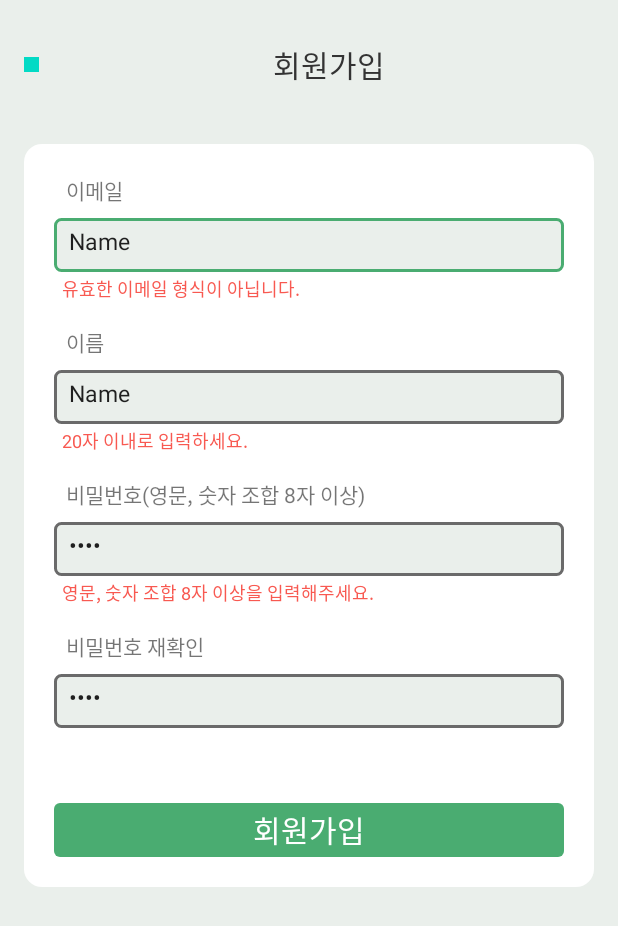
After one commit to CapstoneDesign2020/Soundee-Android, an Android app: the SignUpActivity screen opened directly, with no data from a screen before it, on a phone screen of 412 x 824 dp. The commit adds this screen. Shown: the top 926 px of the screen. Run offline under Robolectric (Android 15) with nearby library versions, the phone set to English and light mode, and no system bars.

Commit message:
[login] Sign Up View

```diff
--- /dev/null
+++ b/app/src/main/java/com/soundee/soundee/util/TextWatcher.kt
@@ -0,0 +1,22 @@
+package com.soundee.soundee.util
+
+import android.content.Context
+import android.text.Editable
+import android.text.TextWatcher
+import android.util.Log
+import android.widget.TextView
+import androidx.core.content.ContextCompat
+import com.soundee.soundee.R
+
+class CheckTextWatcher  (private val change: () -> Unit) : TextWatcher {
+
+    override fun afterTextChanged(s: Editable?) {
+    }
+
+    override fun beforeTextChanged(s: CharSequence?, start: Int, count: Int, after: Int) {
+    }
+
+    override fun onTextChanged(s: CharSequence?, start: Int, before: Int, count: Int) {
+        change()
+    }
+}
--- a/app/src/main/res/layout/activity_login.xml
+++ b/app/src/main/res/layout/activity_login.xml
@@ -8,7 +8,7 @@
     tools:context=".login.LoginActivity">
 
     <include
-        android:id="@+id/include"
+        android:id="@+id/actionbar_login"
         layout="@layout/actionbar_all_gotoback"
         app:layout_constraintEnd_toEndOf="parent"
         app:layout_constraintStart_toStartOf="parent"
@@ -25,7 +25,7 @@
         android:background="@drawable/border_white_12"
         app:layout_constraintEnd_toEndOf="parent"
         app:layout_constraintStart_toStartOf="parent"
-        app:layout_constraintTop_toBottomOf="@+id/include">
+        app:layout_constraintTop_toBottomOf="@+id/actionbar_login">
 
         <TextView
             android:id="@+id/txt_login_email"
--- /dev/null
+++ b/app/src/main/res/layout/activity_sign_up.xml
@@ -0,0 +1,208 @@
+<?xml version="1.0" encoding="utf-8"?>
+<androidx.constraintlayout.widget.ConstraintLayout xmlns:android="http://schemas.android.com/apk/res/android"
+    xmlns:app="http://schemas.android.com/apk/res-auto"
+    xmlns:tools="http://schemas.android.com/tools"
+    android:layout_width="match_parent"
+    android:layout_height="match_parent"
+    android:background="@color/colorBackgroundGreen"
+    tools:context=".login.SignUpActivity">
+
+    <include
+        android:id="@+id/actionbar_signup"
+        layout="@layout/actionbar_all_gotoback"
+        app:layout_constraintEnd_toEndOf="parent"
+        app:layout_constraintStart_toStartOf="parent"
+        app:layout_constraintTop_toTopOf="parent" />
+
+    <androidx.constraintlayout.widget.ConstraintLayout
+        android:layout_width="0dp"
+        android:layout_height="wrap_content"
+        android:layout_marginStart="16dp"
+        android:layout_marginTop="30dp"
+        android:layout_marginEnd="16dp"
+        android:background="@drawable/border_white_12"
+        app:layout_constraintEnd_toEndOf="parent"
+        app:layout_constraintStart_toStartOf="parent"
+        app:layout_constraintTop_toBottomOf="@+id/actionbar_signup">
+
+        <TextView
+            android:id="@+id/txt_signup_email"
+            android:layout_width="wrap_content"
+            android:layout_height="wrap_content"
+            android:layout_marginStart="8dp"
+            android:layout_marginTop="20dp"
+            android:autoSizeMaxTextSize="13dp"
+            android:text="이메일"
+            app:layout_constraintStart_toStartOf="@+id/edt_signup_email"
+            app:layout_constraintTop_toTopOf="parent" />
+
+        <EditText
+            android:id="@+id/edt_signup_email"
+            android:layout_width="0dp"
+            android:layout_height="36dp"
+            android:layout_marginStart="20dp"
+            android:layout_marginTop="8dp"
+            android:layout_marginEnd="20dp"
+            android:background="@drawable/border_gray_line_4"
+            android:ems="10"
+            android:inputType="textWebEmailAddress|textEmailAddress"
+            android:paddingHorizontal="10dp"
+            android:paddingVertical="10dp"
+            android:text="Name"
+            android:textSize="15dp"
+            app:layout_constraintEnd_toEndOf="parent"
+            app:layout_constraintStart_toStartOf="parent"
+            app:layout_constraintTop_toBottomOf="@+id/txt_signup_email" />
+
+        <TextView
+            android:id="@+id/txt_signup_check_email"
+            android:layout_width="wrap_content"
+            android:layout_height="wrap_content"
+            android:layout_marginStart="5dp"
+            android:layout_marginTop="2dp"
+            android:text="유효한 이메일 형식이 아닙니다."
+            android:textColor="@color/colorRed"
+            android:textSize="12dp"
+            app:layout_constraintStart_toStartOf="@+id/edt_signup_email"
+            app:layout_constraintTop_toBottomOf="@+id/edt_signup_email" />
+
+        <TextView
+            android:id="@+id/txt_signup_name"
+            android:layout_width="32dp"
+            android:layout_height="0dp"
+            android:layout_marginStart="8dp"
+            android:layout_marginTop="16dp"
+            android:autoSizeMaxTextSize="13dp"
+            android:text="이름"
+            app:layout_constraintStart_toStartOf="@+id/edt_signup_name"
+            app:layout_constraintTop_toBottomOf="@+id/txt_signup_check_email" />
+
+        <EditText
+            android:id="@+id/edt_signup_name"
+            android:layout_width="0dp"
+            android:layout_height="36dp"
+            android:layout_marginTop="8dp"
+            android:layout_marginEnd="20dp"
+            android:background="@drawable/border_gray_line_4"
+            android:ems="10"
+            android:inputType="textPersonName|textEmailAddress"
+            android:paddingHorizontal="10dp"
+            android:paddingVertical="10dp"
+            android:text="Name"
+            android:textSize="15dp"
+            app:layout_constraintEnd_toEndOf="parent"
+            app:layout_constraintStart_toStartOf="@+id/edt_signup_email"
+            app:layout_constraintTop_toBottomOf="@+id/txt_signup_name" />
+
+        <TextView
+            android:id="@+id/txt_signup_check_name"
+            android:layout_width="wrap_content"
+            android:layout_height="wrap_content"
+            android:layout_marginStart="5dp"
+            android:layout_marginTop="2dp"
+            android:text="20자 이내로 입력하세요."
+            android:textColor="@color/colorRed"
+            android:textSize="12dp"
+            app:layout_constraintStart_toStartOf="@+id/edt_signup_name"
+            app:layout_constraintTop_toBottomOf="@+id/edt_signup_name" />
+
+        <TextView
+            android:id="@+id/txt_signup_password"
+            android:layout_width="wrap_content"
+            android:layout_height="wrap_content"
+            android:layout_marginStart="8dp"
+            android:layout_marginTop="16dp"
+            android:autoSizeMaxTextSize="13dp"
+            android:text="비밀번호(영문, 숫자 조합 8자 이상)"
+            app:layout_constraintStart_toStartOf="@+id/edt_signup_password"
+            app:layout_constraintTop_toBottomOf="@+id/txt_signup_check_name" />
+
+        <EditText
+            android:id="@+id/edt_signup_password"
+            android:layout_width="0dp"
+            android:layout_height="36dp"
+            android:layout_marginTop="8dp"
+            android:layout_marginEnd="20dp"
+            android:background="@drawable/border_gray_line_4"
+            android:ems="10"
+            android:inputType="textWebPassword"
+            android:paddingHorizontal="10dp"
+            android:paddingVertical="10dp"
+            android:text="Name"
+            android:textSize="15dp"
+            app:layout_constraintEnd_toEndOf="parent"
+            app:layout_constraintStart_toStartOf="@+id/edt_signup_name"
+            app:layout_constraintTop_toBottomOf="@+id/txt_signup_password" />
+
+        <TextView
+            android:id="@+id/txt_signup_check_password"
+            android:layout_width="wrap_content"
+            android:layout_height="wrap_content"
+            android:layout_marginStart="5dp"
+            android:layout_marginTop="2dp"
+            android:text="영문, 숫자 조합 8자 이상을 입력해주세요."
+            android:textColor="@color/colorRed"
+            android:textSize="12dp"
+            app:layout_constraintStart_toStartOf="@+id/edt_signup_password"
+            app:layout_constraintTop_toBottomOf="@+id/edt_signup_password" />
+
+        <TextView
+            android:id="@+id/txt_signup_password_again"
+            android:layout_width="wrap_content"
+            android:layout_height="wrap_content"
+            android:layout_marginStart="8dp"
+            android:layout_marginTop="16dp"
+            android:autoSizeMaxTextSize="13dp"
+            android:text="비밀번호 재확인"
+            app:layout_constraintStart_toStartOf="@+id/edt_signup_password_again"
+            app:layout_constraintTop_toBottomOf="@+id/txt_signup_check_password" />
+
+        <EditText
+            android:id="@+id/edt_signup_password_again"
+            android:layout_width="0dp"
+            android:layout_height="36dp"
+            android:layout_marginTop="8dp"
+            android:layout_marginEnd="20dp"
+            android:background="@drawable/border_gray_line_4"
+            android:ems="10"
+            android:inputType="textWebPassword"
+            android:paddingHorizontal="10dp"
+            android:paddingVertical="10dp"
+            android:text="Name"
+            android:textSize="15dp"
+            app:layout_constraintEnd_toEndOf="parent"
+            app:layout_constraintStart_toStartOf="@+id/edt_signup_password"
+            app:layout_constraintTop_toBottomOf="@+id/txt_signup_password_again" />
+
+        <TextView
+            android:id="@+id/txt_signup_check_password_again"
+            android:layout_width="wrap_content"
+            android:layout_height="wrap_content"
+            android:layout_marginStart="5dp"
+            android:layout_marginTop="2dp"
+            android:text="비밀번호가 동일하지 않습니다."
+            android:textColor="@color/colorRed"
+            android:textSize="12dp"
+            app:layout_constraintStart_toStartOf="@+id/edt_signup_password_again"
+            app:layout_constraintTop_toBottomOf="@+id/edt_signup_password_again" />
+
+        <TextView
+            android:id="@+id/btn_signup_signup"
+            android:layout_width="0dp"
+            android:layout_height="36dp"
+            android:layout_marginStart="20dp"
+            android:layout_marginTop="30dp"
+            android:layout_marginEnd="20dp"
+            android:layout_marginBottom="20dp"
+            android:background="@drawable/border_green_fill_4"
+            android:gravity="center"
+            android:text="회원가입"
+            android:textColor="@color/colorWhite"
+            android:textSize="20dp"
+            app:layout_constraintBottom_toBottomOf="parent"
+            app:layout_constraintEnd_toEndOf="parent"
+            app:layout_constraintStart_toStartOf="parent"
+            app:layout_constraintTop_toBottomOf="@+id/txt_signup_check_password_again" />
+
+    </androidx.constraintlayout.widget.ConstraintLayout>
+</androidx.constraintlayout.widget.ConstraintLayout>
```
Also changed, not shown: app/src/main/AndroidManifest.xml (+4 -4 lines), app/src/main/java/com/soundee/soundee/login/LoginActivity.kt (+52 -39 lines), app/src/main/java/com/soundee/soundee/login/SignUpActivity.kt (added, +121 -0 lines).
